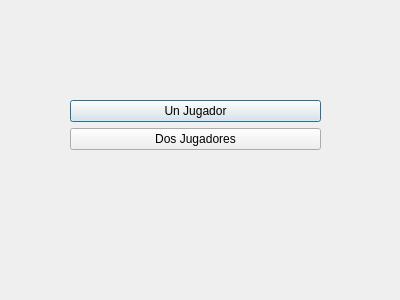
First picture: the form in Juego/VideoGame/menu.ui, repository juanMaRF/Proyecto-Final, before the edit.
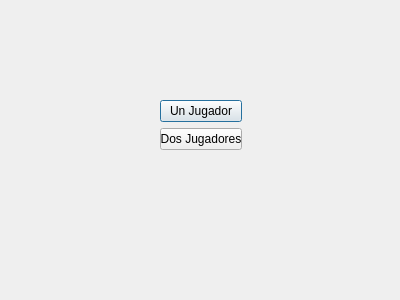
Second picture: the form after the edit.

What changed in the file:
```diff
--- a/Juego/VideoGame/menu.ui
+++ b/Juego/VideoGame/menu.ui
@@ -16,9 +16,9 @@
   <widget class="QWidget" name="">
    <property name="geometry">
     <rect>
-     <x>70</x>
+     <x>160</x>
      <y>100</y>
-     <width>251</width>
+     <width>82</width>
      <height>50</height>
     </rect>
    </property>
```
Left out of the diff: 2 changed lines with no effect on the pictures.
